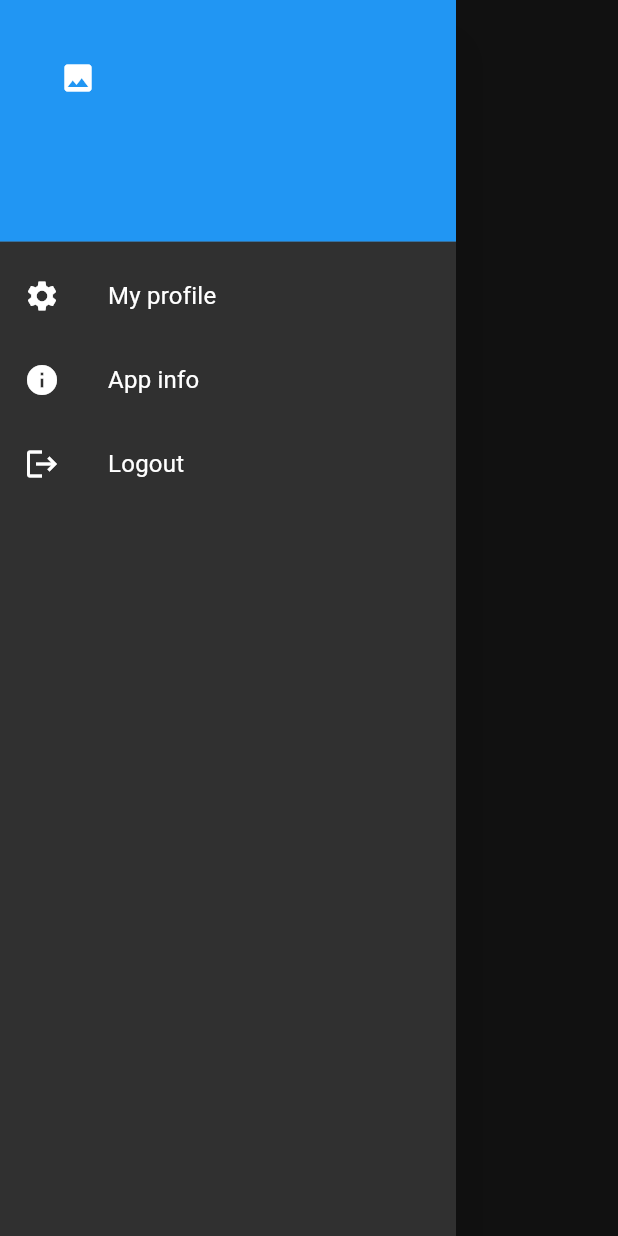
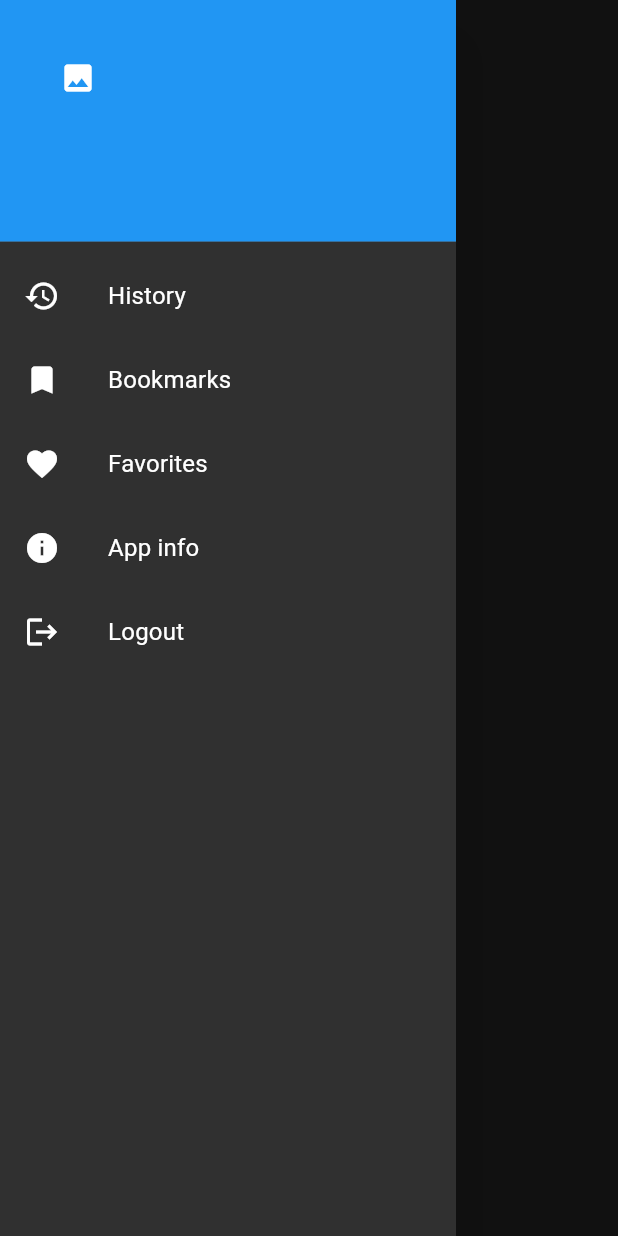
Before and after one commit to Az3r/MobileAdvance, a Flutter app: the UserDrawer widget shown alone on an empty page, opened directly, on a phone screen of 412 x 824 dp. Run offline on Flutter 3.47's test engine with Material 2 defaults, Android fonts, the phone set to English and light mode, and no system bars; our stand-ins replace cached_network_image, cloud_firestore, cloud_functions, firebase_auth, firebase_core, firebase_storage and 8 more; missing offline and left inert: googleapis; accounts and stored records are empty; generated files the repository leaves out were written again; statements that could not run were skipped.

Commit message:
+ basic histoy, bookmarks, favorites pages

```diff
--- a/lib/components/drawer.dart
+++ b/lib/components/drawer.dart
@@ -61,9 +61,19 @@ class _UserDrawerState extends State<UserDrawer>
                 return Center(child: SpinningLogo());
               }),
           ListTile(
-            leading: Icon(Icons.settings),
-            title: Text('My profile'),
-            onTap: () => Navigator.of(context).pushNamed(RouteNames.settings),
+            leading: Icon(Icons.history),
+            title: Text('History'),
+            onTap: () => Navigator.of(context).pushNamed(RouteNames.history),
+          ),
+          ListTile(
+            leading: Icon(Icons.bookmark),
+            title: Text('Bookmarks'),
+            onTap: () => Navigator.of(context).pushNamed(RouteNames.bookmarks),
+          ),
+          ListTile(
+            leading: Icon(Icons.favorite),
+            title: Text('Favorites'),
+            onTap: () => Navigator.of(context).pushNamed(RouteNames.favorites),
           ),
           AboutListTile(
             child: Text('App info'),
--- a/lib/main.dart
+++ b/lib/main.dart
@@ -15,6 +15,9 @@ import 'pages/login.dart';
 import 'pages/register.dart';
 import 'pages/settings.dart';
 import 'pages/splash.dart';
+import 'pages/bookmark.dart';
+import 'pages/history.dart';
+import 'pages/favorite.dart';
 
 void main() async {
   await initialize(false);
@@ -71,6 +74,9 @@ class _MainAppState extends State<MainApp> {
         RouteNames.dashboard: (context) => const Dashboard(),
         RouteNames.register: (context) => const Register(),
         RouteNames.settings: (context) => const UserSettings(),
+        RouteNames.bookmarks: (context) => const Bookmarks(),
+        RouteNames.favorites: (context) => const Favorites(),
+        RouteNames.history: (context) => const History(),
       },
       onGenerateRoute: (settings) {
         switch (settings.name) {
--- /dev/null
+++ b/lib/pages/bookmark.dart
@@ -0,0 +1,10 @@
+import 'package:flutter/material.dart';
+
+class Bookmarks extends StatelessWidget {
+  const Bookmarks({Key key}) : super(key: key);
+
+  @override
+  Widget build(BuildContext context) {
+    return Container();
+  }
+}
--- /dev/null
+++ b/lib/pages/favorite.dart
@@ -0,0 +1,10 @@
+import 'package:flutter/material.dart';
+
+class Favorites extends StatelessWidget {
+  const Favorites({Key key}) : super(key: key);
+
+  @override
+  Widget build(BuildContext context) {
+    return Container();
+  }
+}
--- /dev/null
+++ b/lib/pages/history.dart
@@ -0,0 +1,10 @@
+import 'package:flutter/material.dart';
+
+class History extends StatelessWidget {
+  const History({Key key}) : super(key: key);
+
+  @override
+  Widget build(BuildContext context) {
+    return Container();
+  }
+}
--- a/lib/utilities/constants.dart
+++ b/lib/utilities/constants.dart
@@ -1,5 +1,7 @@
 class RouteNames {
   RouteNames._();
+  static const String history = '/history';
+  static const String favorites = '/favorites';
   static const String watch = '/watch';
   static const String error = '/error';
   static const String bookmarks = '/bookmarks';
```
